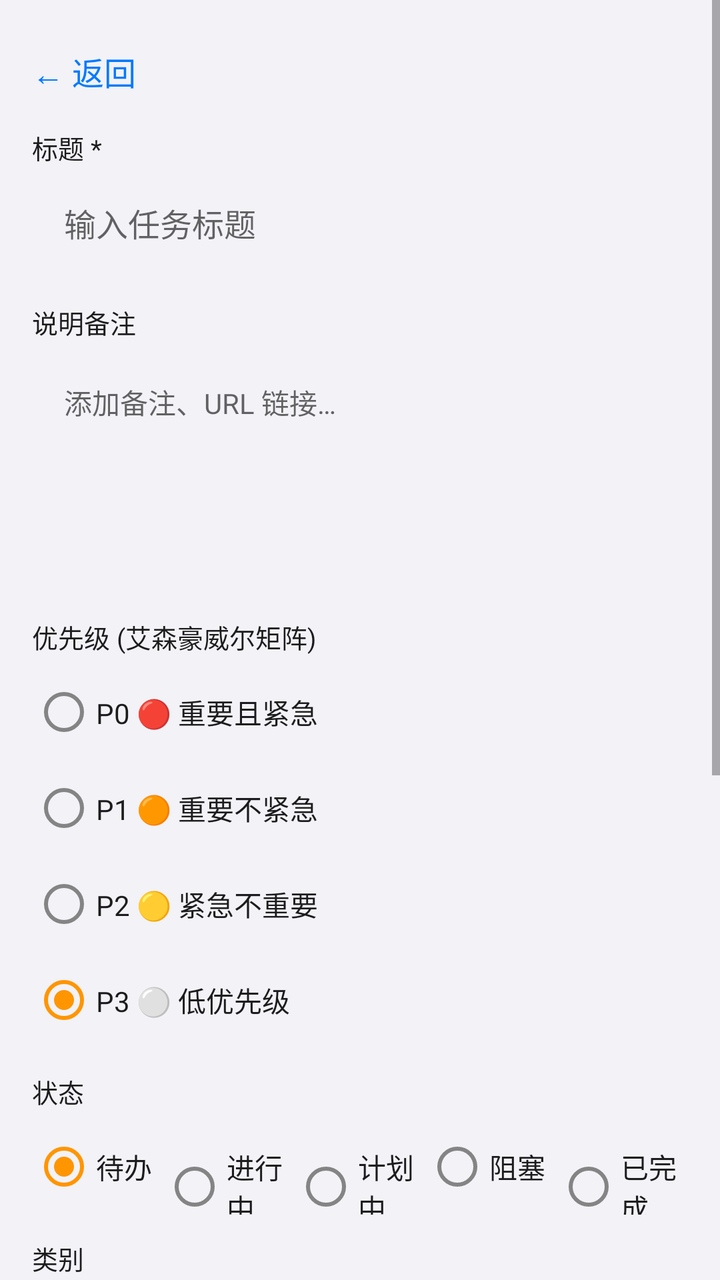
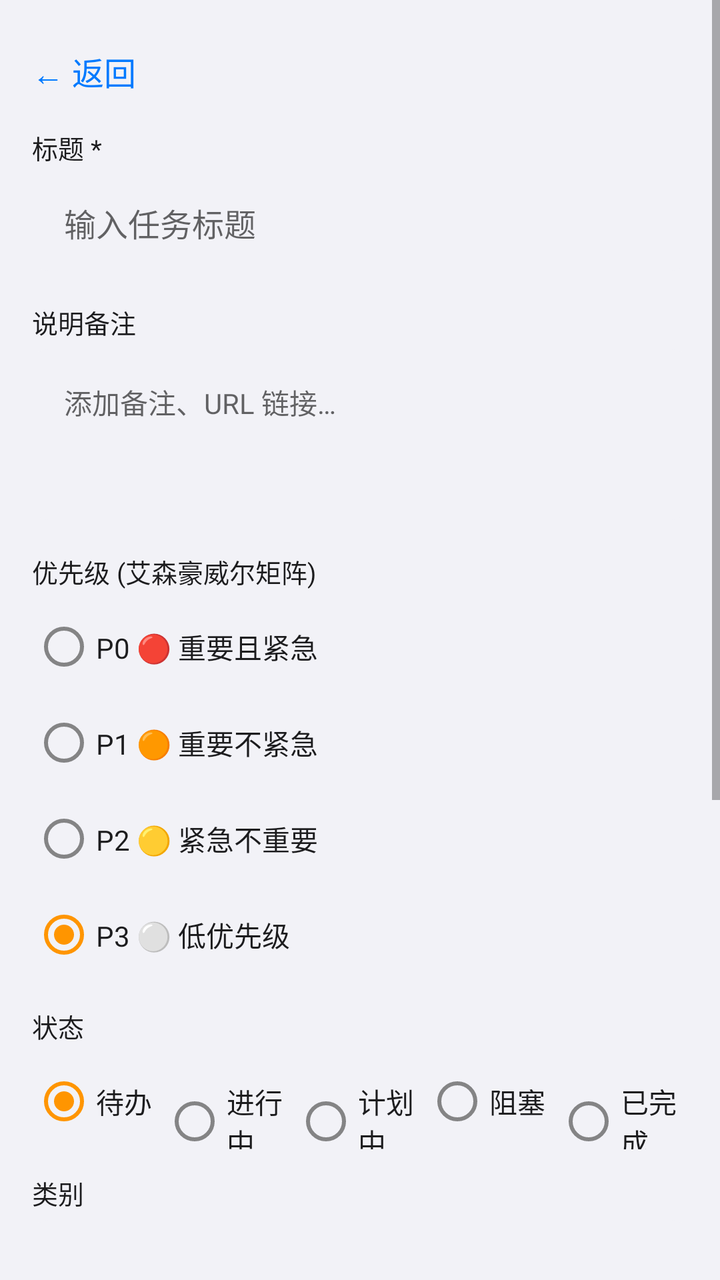

Compare the two renders of this Android layout. The source of the first and the diff that turns it into the second are given below.
<!-- AndroidManifest.xml: application theme Theme.TodoApp -->
<!-- res/layout/activity_task_detail.xml -->
<?xml version="1.0" encoding="utf-8"?>
<ScrollView xmlns:android="http://schemas.android.com/apk/res/android"
    android:layout_width="match_parent"
    android:layout_height="match_parent"
    android:background="?attr/colorBackground">

    <LinearLayout
        android:layout_width="match_parent"
        android:layout_height="wrap_content"
        android:orientation="vertical"
        android:padding="16dp">

        
        <TextView android:id="@+id/backButton"
            android:layout_width="wrap_content" android:layout_height="40dp"
            android:gravity="center_vertical"
            android:text="← 返回" android:textColor="@color/colorPrimary"
            android:textSize="16sp" />

        
        <TextView android:layout_width="wrap_content" android:layout_height="wrap_content"
            android:layout_marginTop="8dp" android:text="标题 *"
            android:textColor="?attr/colorOnSurface" android:textSize="13sp" />
        <EditText android:id="@+id/titleInput"
            android:layout_width="match_parent" android:layout_height="48dp"
            android:layout_marginTop="4dp"
            android:background="@drawable/bg_input"
            android:importantForAutofill="no" android:inputType="text"
            android:paddingHorizontal="16dp"
            android:textColor="?attr/colorOnSurface" android:textSize="16sp"
            android:hint="输入任务标题" />

        
        <TextView android:layout_width="wrap_content" android:layout_height="wrap_content"
            android:layout_marginTop="16dp" android:text="说明备注"
            android:textColor="?attr/colorOnSurface" android:textSize="13sp" />
        <EditText android:id="@+id/descInput"
            android:layout_width="match_parent" android:layout_height="wrap_content"
            android:layout_marginTop="4dp"
            android:background="@drawable/bg_input"
            android:gravity="top"
            android:importantForAutofill="no"
            android:inputType="textMultiLine"
            android:minLines="5"
            android:padding="16dp"
            android:textColor="?attr/colorOnSurface" android:textSize="14sp"
            android:hint="添加备注、URL 链接…" />

        
        <TextView android:layout_width="wrap_content" android:layout_height="wrap_content"
            android:layout_marginTop="16dp" android:text="优先级 (艾森豪威尔矩阵)"
            android:textColor="?attr/colorOnSurface" android:textSize="13sp" />

        <RadioGroup android:id="@+id/priorityGroup"
            android:layout_width="match_parent" android:layout_height="wrap_content"
            android:layout_marginTop="4dp" android:orientation="vertical">

            <RadioButton android:id="@+id/radioP0" android:layout_width="match_parent"
                android:layout_height="wrap_content"
                android:text="P0 🔴 重要且紧急" android:textColor="?attr/colorOnSurface" />
            <RadioButton android:id="@+id/radioP1" android:layout_width="match_parent"
                android:layout_height="wrap_content"
                android:text="P1 🟠 重要不紧急" android:textColor="?attr/colorOnSurface" />
            <RadioButton android:id="@+id/radioP2" android:layout_width="match_parent"
                android:layout_height="wrap_content"
                android:text="P2 🟡 紧急不重要" android:textColor="?attr/colorOnSurface" />
            <RadioButton android:id="@+id/radioP3" android:layout_width="match_parent"
                android:layout_height="wrap_content"
                android:text="P3 ⚪ 低优先级" android:textColor="?attr/colorOnSurface"
                android:checked="true" />
        </RadioGroup>

        
        <TextView android:layout_width="wrap_content" android:layout_height="wrap_content"
            android:layout_marginTop="12dp" android:text="状态"
            android:textColor="?attr/colorOnSurface" android:textSize="13sp" />

        <RadioGroup android:id="@+id/statusGroup"
            android:layout_width="match_parent" android:layout_height="wrap_content"
            android:layout_marginTop="4dp" android:orientation="horizontal">

            <RadioButton android:id="@+id/statusTodo" android:layout_width="0dp"
                android:layout_height="wrap_content" android:layout_weight="1"
                android:text="待办" android:textColor="?attr/colorOnSurface" android:checked="true" />
            <RadioButton android:id="@+id/statusDoing" android:layout_width="0dp"
                android:layout_height="wrap_content" android:layout_weight="1"
                android:text="进行中" android:textColor="?attr/colorOnSurface" />
            <RadioButton android:id="@+id/statusPlanned" android:layout_width="0dp"
                android:layout_height="wrap_content" android:layout_weight="1"
                android:text="计划中" android:textColor="?attr/colorOnSurface" />
            <RadioButton android:id="@+id/statusBlocked" android:layout_width="0dp"
                android:layout_height="wrap_content" android:layout_weight="1"
                android:text="阻塞" android:textColor="?attr/colorOnSurface" />
            <RadioButton android:id="@+id/statusDone" android:layout_width="0dp"
                android:layout_height="wrap_content" android:layout_weight="1"
                android:text="已完成" android:textColor="?attr/colorOnSurface" />
        </RadioGroup>

        
        <TextView android:layout_width="wrap_content" android:layout_height="wrap_content"
            android:layout_marginTop="12dp" android:text="类别"
            android:textColor="?attr/colorOnSurface" android:textSize="13sp" />

        <Spinner android:id="@+id/categorySpinner"
            android:layout_width="match_parent" android:layout_height="44dp"
            android:layout_marginTop="4dp"
            android:background="@drawable/bg_input"
            android:paddingHorizontal="8dp" />

        <EditText android:id="@+id/customTagInput"
            android:layout_width="match_parent" android:layout_height="44dp"
            android:layout_marginTop="4dp"
            android:background="@drawable/bg_input"
            android:paddingHorizontal="16dp"
            android:hint="自定义标签名称"
            android:textColor="?attr/colorOnSurface"
            android:visibility="gone" />

        
        <TextView android:layout_width="wrap_content" android:layout_height="wrap_content"
            android:layout_marginTop="12dp" android:text="截止日期与时间"
            android:textColor="?attr/colorOnSurface" android:textSize="13sp" />

        <LinearLayout android:id="@+id/dueDateContainer"
            android:layout_width="match_parent" android:layout_height="44dp"
            android:layout_marginTop="4dp"
            android:background="@drawable/bg_input"
            android:clickable="true" android:focusable="true"
            android:gravity="center_vertical" android:paddingHorizontal="16dp">

            <TextView android:id="@+id/dueDateText"
                android:layout_width="wrap_content" android:layout_height="wrap_content"
                android:text="点击设置" android:textColor="?attr/colorOnSurface"
                android:textSize="15sp" />
        </LinearLayout>

        
        <TextView android:layout_width="wrap_content" android:layout_height="wrap_content"
            android:layout_marginTop="12dp" android:text="重复提醒"
            android:textColor="?attr/colorOnSurface" android:textSize="13sp" />

        <Spinner android:id="@+id/repeatSpinner"
            android:layout_width="match_parent" android:layout_height="44dp"
            android:layout_marginTop="4dp"
            android:background="@drawable/bg_input"
            android:paddingHorizontal="8dp" />

        <LinearLayout android:id="@+id/repeatDaysContainer"
            android:layout_width="match_parent" android:layout_height="wrap_content"
            android:layout_marginTop="4dp"
            android:orientation="vertical"
            android:visibility="gone">

            <TextView android:layout_width="wrap_content" android:layout_height="wrap_content"
                android:text="选择星期几" android:textColor="?attr/colorOnSurface"
                android:textSize="12sp" />

            <LinearLayout android:id="@+id/repeatDaysLayout"
                android:layout_width="match_parent" android:layout_height="wrap_content"
                android:orientation="horizontal" />
        </LinearLayout>

        
        <CheckBox android:id="@+id/syncCalendarCheck"
            android:layout_width="match_parent" android:layout_height="44dp"
            android:layout_marginTop="8dp"
            android:text="同步到系统日历并提醒"
            android:textColor="?attr/colorOnSurface" />

        
        <TextView android:layout_width="wrap_content" android:layout_height="wrap_content"
            android:layout_marginTop="8dp" android:text="附件"
            android:textColor="?attr/colorOnSurface" android:textSize="13sp" />

        <Button android:id="@+id/attachButton"
            android:layout_width="match_parent" android:layout_height="40dp"
            android:layout_marginTop="4dp"
            android:backgroundTint="@color/colorPrimary"
            android:text="📎 添加图片附件"
            android:textColor="@android:color/white" />

        <LinearLayout android:id="@+id/attachmentContainer"
            android:layout_width="match_parent" android:layout_height="wrap_content"
            android:layout_marginTop="8dp"
            android:orientation="vertical"
            android:visibility="gone">

            <LinearLayout
                android:layout_width="match_parent" android:layout_height="wrap_content"
                android:gravity="center"
                android:orientation="vertical">

                <ImageView android:id="@+id/attachmentPreview"
                    android:layout_width="match_parent" android:layout_height="200dp"
                    android:scaleType="centerCrop"
                    android:clickable="true"
                    android:focusable="true" />

                <TextView android:id="@+id/deleteAttachmentBtn"
                    android:layout_width="wrap_content" android:layout_height="36dp"
                    android:layout_marginTop="4dp"
                    android:gravity="center"
                    android:paddingHorizontal="16dp"
                    android:text="删除附件"
                    android:textColor="#FF3B30"
                    android:textSize="14sp" />
            </LinearLayout>
        </LinearLayout>

        
        <LinearLayout
            android:layout_width="match_parent" android:layout_height="wrap_content"
            android:layout_marginTop="24dp" android:orientation="horizontal">

            <Button android:id="@+id/deleteButton"
                android:layout_width="0dp" android:layout_height="48dp"
                android:layout_marginEnd="8dp" android:layout_weight="1"
                android:backgroundTint="#FF3B30"
                android:text="删除" android:textColor="@android:color/white"
                android:visibility="gone" />

            <Button android:id="@+id/saveButton"
                android:layout_width="0dp" android:layout_height="48dp"
                android:layout_marginStart="8dp" android:layout_weight="1"
                android:backgroundTint="@color/colorPrimary"
                android:text="保存" android:textColor="@android:color/white" />
        </LinearLayout>

    </LinearLayout>
</ScrollView>
<!-- resources referenced by this layout -->
<resources>
  <color name="colorPrimary">#007AFF</color>
  <!-- drawable bg_input (drawable) -->
  <?xml version="1.0" encoding="utf-8"?>
  <shape xmlns:android="http://schemas.android.com/apk/res/android">
      <solid android:color="#F2F2F7" />
      <corners android:radius="8dp" />
  </shape>
  <style name="Theme.TodoApp" parent="Theme.MaterialComponents.Light.NoActionBar">
          <item name="colorPrimary">@color/colorPrimary</item>
          <item name="colorPrimaryVariant">@color/colorPrimaryDark</item>
          <item name="colorOnPrimary">@android:color/white</item>
          <item name="colorSecondary">@color/colorAccent</item>
          <item name="colorBackground">#F2F2F7</item>
          <item name="colorSurface">@android:color/white</item>
          <item name="colorOnSurface">#1C1C1E</item>
          <item name="android:statusBarColor">@android:color/white</item>
          <item name="android:navigationBarColor">@android:color/white</item>
          <item name="android:windowLightStatusBar">true</item>
      </style>
  <color name="colorPrimaryDark">#0066D6</color>
  <color name="colorAccent">#FF9500</color>
</resources>

<!-- the commit's change to res/layout/activity_task_detail.xml (unified diff, before → after) -->
@@ -41,7 +41,7 @@
             android:gravity="top"
             android:importantForAutofill="no"
             android:inputType="textMultiLine"
-            android:minLines="5"
+            android:minLines="3"
             android:padding="16dp"
             android:textColor="?attr/colorOnSurface" android:textSize="14sp"
             android:hint="添加备注、URL 链接…" />
